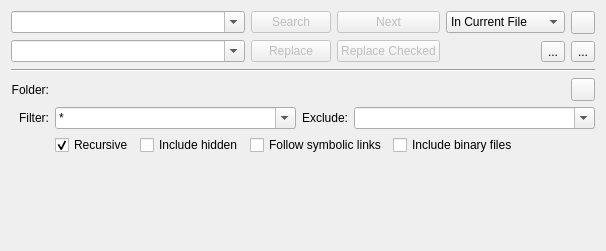
Old version of the form addons/search/search.ui in the repository deepin-community/kate.
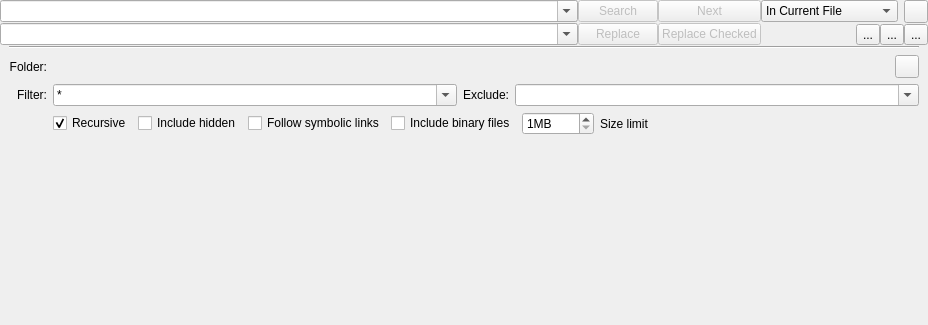
New version of the form. Custom widgets are drawn as their Qt base class.

Patch:
```diff
--- a/addons/search/search.ui
+++ b/addons/search/search.ui
@@ -6,11 +6,26 @@
    <rect>
     <x>0</x>
     <y>0</y>
-    <width>606</width>
-    <height>251</height>
+    <width>928</width>
+    <height>325</height>
    </rect>
   </property>
   <layout class="QVBoxLayout" name="verticalLayout_2">
+   <property name="spacing">
+    <number>0</number>
+   </property>
+   <property name="leftMargin">
+    <number>0</number>
+   </property>
+   <property name="topMargin">
+    <number>0</number>
+   </property>
+   <property name="rightMargin">
+    <number>0</number>
+   </property>
+   <property name="bottomMargin">
+    <number>0</number>
+   </property>
    <item>
     <layout class="QGridLayout" name="gridLayout" columnstretch="1,0,0,0,0,0">
      <item row="0" column="1">
@@ -19,7 +34,7 @@
         <bool>false</bool>
        </property>
        <property name="toolTip">
-        <string>Search</string>
+        <string>Search in current tab; press and hold Ctrl to search in a new tab.</string>
        </property>
        <property name="text">
         <string>Search</string>
@@ -32,7 +47,7 @@
         <bool>false</bool>
        </property>
        <property name="text">
-        <string>Replace Checked</string>
+        <string comment="Checked here refers to the items  on the list below that can have a checkmark or not. It's not about any verification or similar, plainly about user interface">Replace Checked</string>
        </property>
       </widget>
      </item>
@@ -158,6 +173,16 @@
           </property>
          </widget>
         </item>
+        <item>
+         <widget class="QToolButton" name="filterBtn">
+          <property name="text">
+           <string>...</string>
+          </property>
+          <property name="checkable">
+           <bool>true</bool>
+          </property>
+         </widget>
+        </item>
        </layout>
       </widget>
      </item>
@@ -266,28 +291,15 @@
         <number>0</number>
        </property>
        <item>
-        <widget class="QTabWidget" name="resultTabWidget">
-         <property name="tabsClosable">
-          <bool>true</bool>
-         </property>
-         <property name="movable">
-          <bool>true</bool>
-         </property>
-        </widget>
+        <widget class="QStackedWidget" name="resultWidget"/>
        </item>
       </layout>
      </widget>
      <widget class="QWidget" name="optionsPage">
       <layout class="QGridLayout" name="optionsLayout">
-       <property name="leftMargin">
-        <number>0</number>
-       </property>
        <property name="topMargin">
         <number>0</number>
        </property>
-       <property name="rightMargin">
-        <number>0</number>
-       </property>
        <property name="bottomMargin">
         <number>0</number>
        </property>
@@ -441,6 +453,26 @@
               </property>
              </widget>
             </item>
+            <item>
+             <widget class="QSpinBox" name="sizeLimitSpinBox">
+              <property name="suffix">
+               <string>MB</string>
+              </property>
+              <property name="minimum">
+               <number>1</number>
+              </property>
+              <property name="maximum">
+               <number>8192</number>
+              </property>
+             </widget>
+            </item>
+            <item>
+             <widget class="QLabel" name="label">
+              <property name="text">
+               <string>Size limit</string>
+              </property>
+             </widget>
+            </item>
             <item>
              <spacer name="horizontalSpacer_2">
               <property name="orientation">
```
Left out of the diff: 4 changed lines with no effect on the pictures.
